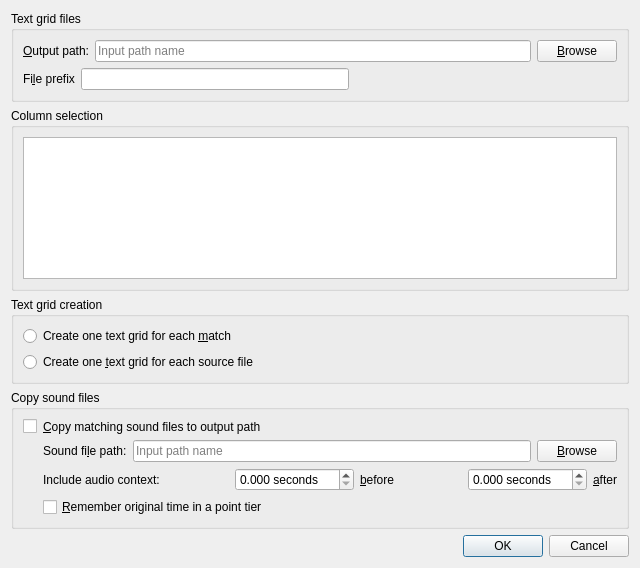
Above: coquery/gui/ui/textgridExport.ui from gkunter/coquery before the change. Below: the same form after it.
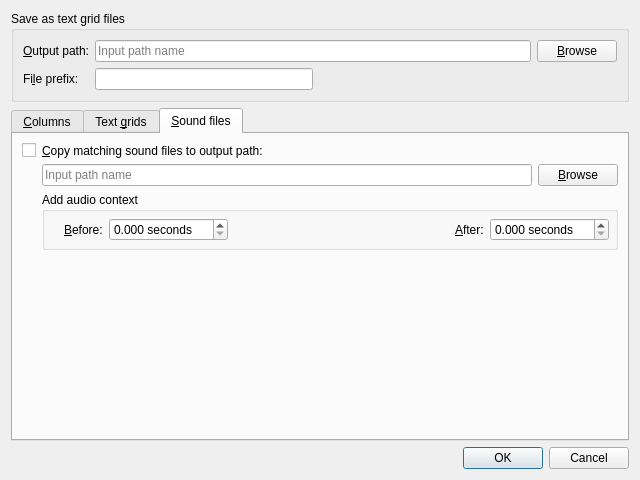
That is the form after the change. The open tabs and pages were chosen to show the change. Custom widgets are drawn as their Qt base class.

Commit message: Use CoqListSelect for column selection

The edit to the form file:
```diff
--- a/coquery/gui/ui/textgridExport.ui
+++ b/coquery/gui/ui/textgridExport.ui
@@ -7,22 +7,69 @@
     <x>0</x>
     <y>0</y>
     <width>640</width>
-    <height>568</height>
+    <height>480</height>
    </rect>
   </property>
   <property name="windowTitle">
    <string>Export to text grids – Coquery</string>
   </property>
-  <layout class="QVBoxLayout" name="verticalLayout_4">
+  <layout class="QVBoxLayout" name="verticalLayout">
    <item>
     <widget class="QGroupBox" name="groupBox">
      <property name="title">
-      <string>Text grid files</string>
+      <string>Save as text grid files</string>
      </property>
-     <layout class="QVBoxLayout" name="verticalLayout_3">
-      <item>
+     <layout class="QGridLayout" name="gridLayout">
+      <item row="0" column="1">
+       <widget class="QLineEdit" name="edit_output_path">
+        <property name="enabled">
+         <bool>true</bool>
+        </property>
+        <property name="sizePolicy">
+         <sizepolicy hsizetype="MinimumExpanding" vsizetype="Minimum">
+          <horstretch>0</horstretch>
+          <verstretch>0</verstretch>
+         </sizepolicy>
+        </property>
+        <property name="accessibleDescription">
+         <string/>
+        </property>
+        <property name="placeholderText">
+         <string>Input path name</string>
+        </property>
+       </widget>
+      </item>
+      <item row="1" column="0">
        <layout class="QHBoxLayout" name="horizontalLayout">
         <item>
+         <widget class="QLabel" name="label_7">
+          <property name="text">
+           <string>Fi&amp;le prefix:</string>
+          </property>
+          <property name="buddy">
+           <cstring>edit_file_prefix</cstring>
+          </property>
+         </widget>
+        </item>
+       </layout>
+      </item>
+      <item row="0" column="2">
+       <widget class="QPushButton" name="button_output_path">
+        <property name="sizePolicy">
+         <sizepolicy hsizetype="Minimum" vsizetype="Fixed">
+          <horstretch>0</horstretch>
+          <verstretch>0</verstretch>
+         </sizepolicy>
+        </property>
+        <property name="text">
+         <string>&amp;Browse</string>
+        </property>
+        <property name="shortcut">
+         <string>Alt+B</string>
+        </property>
+       </widget>
+      </item>
+      <item row="0" column="0">
          <widget class="QLabel" name="label">
           <property name="text">
            <string>&amp;Output path:</string>
@@ -32,55 +79,8 @@
           </property>
          </widget>
         </item>
-        <item>
-         <widget class="QLineEdit" name="edit_output_path">
-          <property name="enabled">
-           <bool>true</bool>
-          </property>
-          <property name="sizePolicy">
-           <sizepolicy hsizetype="MinimumExpanding" vsizetype="Minimum">
-            <horstretch>0</horstretch>
-            <verstretch>0</verstretch>
-           </sizepolicy>
-          </property>
-          <property name="accessibleDescription">
-           <string/>
-          </property>
-          <property name="placeholderText">
-           <string>Input path name</string>
-          </property>
-         </widget>
-        </item>
-        <item>
-         <widget class="QPushButton" name="button_output_path">
-          <property name="sizePolicy">
-           <sizepolicy hsizetype="Minimum" vsizetype="Fixed">
-            <horstretch>0</horstretch>
-            <verstretch>0</verstretch>
-           </sizepolicy>
-          </property>
-          <property name="text">
-           <string>&amp;Browse</string>
-          </property>
-          <property name="shortcut">
-           <string>Alt+B</string>
-          </property>
-         </widget>
-        </item>
-       </layout>
-      </item>
-      <item>
+      <item row="1" column="1">
        <layout class="QHBoxLayout" name="horizontalLayout_4">
-        <item>
-         <widget class="QLabel" name="label_7">
-          <property name="text">
-           <string>Fi&amp;le prefix</string>
-          </property>
-          <property name="buddy">
-           <cstring>edit_file_prefix</cstring>
-          </property>
-         </widget>
-        </item>
         <item>
          <widget class="QLineEdit" name="edit_file_prefix"/>
         </item>
@@ -103,23 +103,32 @@
     </widget>
    </item>
    <item>
-    <widget class="QGroupBox" name="groupBox">
-     <property name="title">
-      <string>Column selection</string>
+    <widget class="QTabWidget" name="tabWidget">
+     <property name="currentIndex">
+      <number>0</number>
      </property>
-     <layout class="QVBoxLayout" name="verticalLayout">
+     <widget class="QWidget" name="tab">
+      <attribute name="title">
+       <string>&amp;Columns</string>
+      </attribute>
+      <layout class="QVBoxLayout" name="verticalLayout_5">
       <item>
-       <widget class="QListWidget" name="list_columns"/>
+        <widget class="QLabel" name="label_8">
+         <property name="text">
+          <string>Select the columns that will be included as tiers in the text grids.</string>
+         </property>
+        </widget>
+       </item>
+       <item>
+        <widget class="CoqListSelect" name="list_columns"/>
       </item>
      </layout>
     </widget>
-   </item>
-   <item>
-    <widget class="QGroupBox" name="groupBox">
-     <property name="title">
-      <string>Text grid creation</string>
-     </property>
-     <layout class="QVBoxLayout" name="verticalLayout_2">
+     <widget class="QWidget" name="tab_2">
+      <attribute name="title">
+       <string>Text &amp;grids</string>
+      </attribute>
+      <layout class="QVBoxLayout" name="verticalLayout_6">
       <item>
        <widget class="QRadioButton" name="radio_one_per_match">
         <property name="text">
@@ -134,81 +143,150 @@
         </property>
        </widget>
       </item>
-     </layout>
-    </widget>
-   </item>
+       <item>
+        <widget class="Line" name="line">
+         <property name="orientation">
+          <enum>Qt::Horizontal</enum>
+         </property>
+        </widget>
+       </item>
+       <item>
+        <widget class="QCheckBox" name="check_remember">
+         <property name="text">
+          <string>&amp;Remember original time in a point tier</string>
+         </property>
+        </widget>
+       </item>
+       <item>
+        <spacer name="verticalSpacer">
+         <property name="orientation">
+          <enum>Qt::Vertical</enum>
+         </property>
+         <property name="sizeHint" stdset="0">
+          <size>
+           <width>20</width>
+           <height>40</height>
+          </size>
+         </property>
+        </spacer>
+       </item>
+      </layout>
+     </widget>
+     <widget class="QWidget" name="tab_3">
+      <attribute name="title">
+       <string>&amp;Sound files</string>
+      </attribute>
+      <layout class="QGridLayout" name="gridLayout_2">
+       <item row="1" column="0">
+        <layout class="QGridLayout" name="gridLayout_3">
+         <item row="0" column="0">
+          <widget class="QCheckBox" name="check_copy_sounds">
+           <property name="text">
+            <string/>
+           </property>
+          </widget>
+         </item>
+         <item row="1" column="1">
+          <layout class="QHBoxLayout" name="horizontalLayout_2">
    <item>
-    <widget class="QGroupBox" name="groupBox">
-     <property name="title">
-      <string>Copy sound files</string>
-     </property>
-     <layout class="QGridLayout" name="gridLayout">
+            <widget class="QLineEdit" name="edit_sound_path">
+             <property name="enabled">
+              <bool>true</bool>
+             </property>
+             <property name="sizePolicy">
+              <sizepolicy hsizetype="MinimumExpanding" vsizetype="Minimum">
+               <horstretch>0</horstretch>
+               <verstretch>0</verstretch>
+              </sizepolicy>
+             </property>
+             <property name="accessibleDescription">
+              <string/>
+             </property>
+             <property name="placeholderText">
+              <string>Input path name</string>
+             </property>
+            </widget>
+           </item>
+           <item>
+            <widget class="QPushButton" name="button_sound_path">
+             <property name="sizePolicy">
+              <sizepolicy hsizetype="Minimum" vsizetype="Fixed">
+               <horstretch>0</horstretch>
+               <verstretch>0</verstretch>
+              </sizepolicy>
+             </property>
+             <property name="text">
+              <string>&amp;Browse</string>
+             </property>
+             <property name="shortcut">
+              <string>Alt+B</string>
+             </property>
+            </widget>
+           </item>
+          </layout>
+         </item>
       <item row="0" column="1">
        <widget class="QLabel" name="label_4">
         <property name="text">
-         <string>&amp;Copy matching sound files to output path</string>
+            <string>&amp;Copy matching sound files to output path:</string>
         </property>
         <property name="buddy">
          <cstring>check_copy_sounds</cstring>
         </property>
        </widget>
       </item>
-      <item row="0" column="0">
-       <widget class="QCheckBox" name="check_copy_sounds">
-        <property name="text">
-         <string/>
-        </property>
-       </widget>
-      </item>
       <item row="2" column="1">
-       <layout class="QHBoxLayout" name="horizontalLayout_3">
-        <item>
+          <widget class="QGroupBox" name="">
+           <property name="title">
+            <string>Add audio context</string>
+           </property>
+           <layout class="QGridLayout" name="gridLayout_4">
+            <property name="leftMargin">
+             <number>6</number>
+            </property>
+            <property name="topMargin">
+             <number>6</number>
+            </property>
+            <property name="rightMargin">
+             <number>6</number>
+            </property>
+            <property name="bottomMargin">
+             <number>6</number>
+            </property>
+            <item row="0" column="0">
          <widget class="QLabel" name="label_2">
           <property name="text">
-           <string>Include audio context:</string>
+               <string/>
           </property>
          </widget>
         </item>
-        <item>
-         <spacer name="horizontalSpacer_2">
-          <property name="orientation">
-           <enum>Qt::Horizontal</enum>
-          </property>
-          <property name="sizeHint" stdset="0">
-           <size>
-            <width>40</width>
-            <height>20</height>
-           </size>
-          </property>
-         </spacer>
-        </item>
-        <item>
-         <widget class="QDoubleSpinBox" name="spin_left_padding">
-          <property name="suffix">
-           <string> seconds</string>
-          </property>
-          <property name="decimals">
-           <number>3</number>
-          </property>
-          <property name="maximum">
-           <double>999.999000000000024</double>
-          </property>
-          <property name="singleStep">
-           <double>0.100000000000000</double>
-          </property>
-         </widget>
-        </item>
-        <item>
+            <item row="0" column="1">
          <widget class="QLabel" name="label_5">
           <property name="text">
-           <string>&amp;before</string>
+               <string>&amp;Before:</string>
           </property>
           <property name="buddy">
            <cstring>spin_left_padding</cstring>
           </property>
          </widget>
         </item>
-        <item>
+            <item row="0" column="2">
+             <widget class="QDoubleSpinBox" name="spin_left_padding">
+              <property name="suffix">
+               <string> seconds</string>
+              </property>
+              <property name="decimals">
+               <number>3</number>
+              </property>
+              <property name="maximum">
+               <double>999.999000000000024</double>
+              </property>
+              <property name="singleStep">
+               <double>0.100000000000000</double>
+              </property>
+             </widget>
+            </item>
+            <item row="0" column="3">
          <spacer name="horizontalSpacer">
           <property name="orientation">
            <enum>Qt::Horizontal</enum>
@@ -221,91 +299,52 @@
           </property>
          </spacer>
         </item>
-        <item>
-         <widget class="QDoubleSpinBox" name="spin_right_padding">
-          <property name="suffix">
-           <string> seconds</string>
-          </property>
-          <property name="decimals">
-           <number>3</number>
-          </property>
-          <property name="maximum">
-           <double>999.999000000000024</double>
-          </property>
-          <property name="singleStep">
-           <double>0.100000000000000</double>
-          </property>
-         </widget>
-        </item>
-        <item>
+            <item row="0" column="4">
          <widget class="QLabel" name="label_6">
           <property name="text">
-           <string>&amp;after</string>
+               <string>&amp;After:</string>
           </property>
           <property name="buddy">
            <cstring>spin_right_padding</cstring>
           </property>
          </widget>
         </item>
-       </layout>
-      </item>
-      <item row="1" column="1">
-       <layout class="QHBoxLayout" name="horizontalLayout_2">
-        <item>
-         <widget class="QLabel" name="label_3">
-          <property name="text">
-           <string>Sound fi&amp;le path:</string>
-          </property>
-          <property name="buddy">
-           <cstring>edit_sound_path</cstring>
-          </property>
-         </widget>
-        </item>
-        <item>
-         <widget class="QLineEdit" name="edit_sound_path">
-          <property name="enabled">
-           <bool>true</bool>
-          </property>
-          <property name="sizePolicy">
-           <sizepolicy hsizetype="MinimumExpanding" vsizetype="Minimum">
-            <horstretch>0</horstretch>
-            <verstretch>0</verstretch>
-           </sizepolicy>
-          </property>
-          <property name="accessibleDescription">
-           <string/>
-          </property>
-          <property name="placeholderText">
-           <string>Input path name</string>
-          </property>
-         </widget>
-        </item>
-        <item>
-         <widget class="QPushButton" name="button_sound_path">
-          <property name="sizePolicy">
-           <sizepolicy hsizetype="Minimum" vsizetype="Fixed">
-            <horstretch>0</horstretch>
-            <verstretch>0</verstretch>
-           </sizepolicy>
-          </property>
-          <property name="text">
-           <string>&amp;Browse</string>
-          </property>
-          <property name="shortcut">
-           <string>Alt+B</string>
-          </property>
+            <item row="0" column="5">
+             <widget class="QDoubleSpinBox" name="spin_right_padding">
+              <property name="suffix">
+               <string> seconds</string>
+              </property>
+              <property name="decimals">
+               <number>3</number>
+              </property>
+              <property name="maximum">
+               <double>999.999000000000024</double>
+              </property>
+              <property name="singleStep">
+               <double>0.100000000000000</double>
+              </property>
+             </widget>
+            </item>
+           </layout>
          </widget>
         </item>
        </layout>
       </item>
-      <item row="3" column="1">
-       <widget class="QCheckBox" name="check_remember">
-        <property name="text">
-         <string>&amp;Remember original time in a point tier</string>
-        </property>
-       </widget>
-      </item>
-     </layout>
+       <item row="3" column="0">
+        <spacer name="verticalSpacer_2">
+         <property name="orientation">
+          <enum>Qt::Vertical</enum>
+         </property>
+         <property name="sizeHint" stdset="0">
+          <size>
+           <width>20</width>
+           <height>40</height>
+          </size>
+         </property>
+        </spacer>
+       </item>
+      </layout>
+     </widget>
     </widget>
    </item>
    <item>
@@ -317,6 +356,13 @@
    </item>
   </layout>
  </widget>
+ <customwidgets>
+  <customwidget>
+   <class>CoqListSelect</class>
+   <extends>QListWidget</extends>
+   <header>..listselect</header>
+  </customwidget>
+ </customwidgets>
  <resources/>
  <connections>
   <connection>
```
Lines whose indentation alone changed are shown as unchanged. The commit also changes 1 other file.
